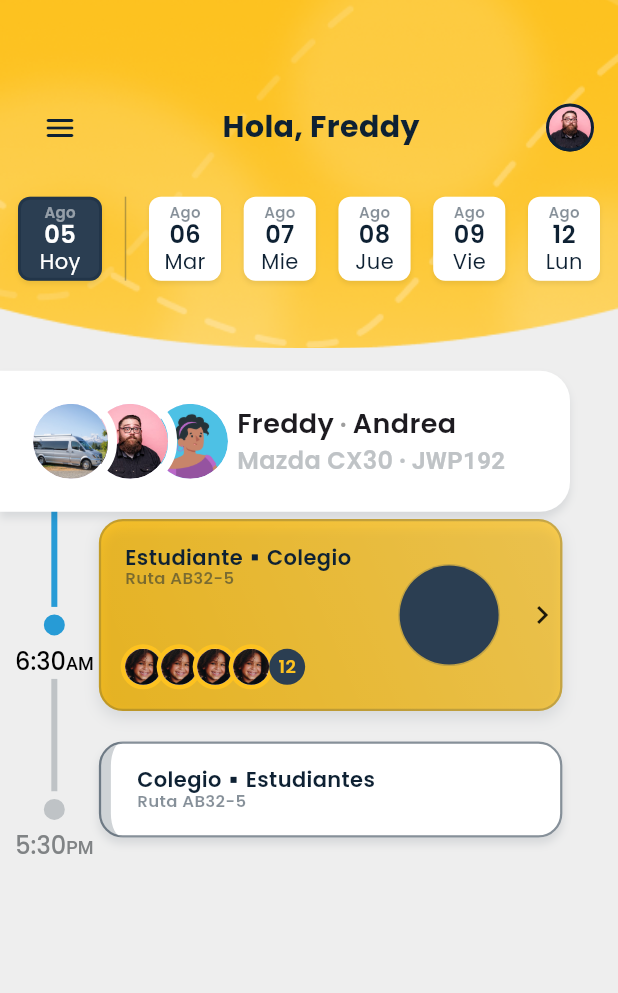
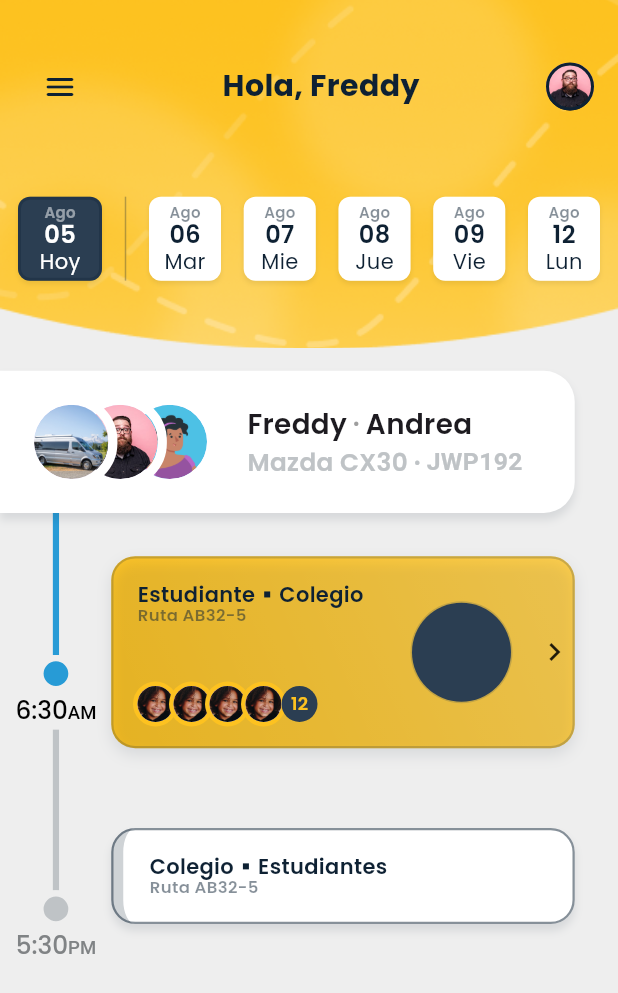
Before and after one commit to Francisco-V98/dashboard_busbanz_practice, a Flutter app: the PrincipalPage screen opened by its route, on a phone screen of 412 x 824 dp. Shown: the top 993 px of the screen. Run offline on Flutter 3.47's test engine with Material 3 defaults, Android fonts, the phone set to English and light mode, and no system bars; our stand-ins replace flutter_riverpod, go_router.

Commit message:
media query

```diff
--- a/lib/TImeLine/time_line.dart
+++ b/lib/TImeLine/time_line.dart
@@ -30,45 +30,44 @@ class TimeLineEvent extends StatelessWidget {
 
   @override
   Widget build(BuildContext context) {
-    final hour = time.substring(
-      0,
-      time.length - 2,
-    );
-    final period = time.substring(
-      time.length - 2,
-    );
+    final size = MediaQuery.of(context).size;
+    final double circleSize = size.width * 0.06;
+    final double lineWidth = size.width * 0.01;
+    final double paddingHorizontal = size.width * 0.025;
+    final double verticalLineHeight = size.height * 0.13;
+
+    final hour = time.substring(0, time.length - 2);
+    final period = time.substring(time.length - 2);
 
     return Padding(
-      padding: const EdgeInsets.symmetric(
-        horizontal: 10,
-      ),
+      padding: EdgeInsets.symmetric(horizontal: paddingHorizontal),
       child: Column(
         children: [
           if (isFirst)
             Column(
               children: [
                 Container(
-                  width: 4,
-                  height: 75,
+                  width: lineWidth,
+                  height: verticalLineHeight,
                   color: AppColors.infoLight,
                 ),
                 Container(
-                  width: 24,
-                  height: 24,
+                  width: circleSize,
+                  height: circleSize,
                   decoration: BoxDecoration(
                     color: AppColors.infoLight,
                     shape: BoxShape.circle,
                     border: Border.all(
                       color: AppColors.bgBotLight,
-                      width: 5,
+                      width: lineWidth,
                     ),
                   ),
                 ),
                 RichText(
                   text: TextSpan(
-                    style: const TextStyle(
+                    style: TextStyle(
                       fontFamily: "Poppins",
-                      fontSize: 16,
+                      fontSize: size.width * 0.04,
                       fontWeight: FontWeight.w500,
                       color: Colors.black,
                     ),
@@ -76,8 +75,8 @@ class TimeLineEvent extends StatelessWidget {
                       TextSpan(text: hour),
                       TextSpan(
                         text: period,
-                        style: const TextStyle(
-                          fontSize: 12,
+                        style: TextStyle(
+                          fontSize: size.width * 0.03,
                         ),
                       ),
                     ],
@@ -89,13 +88,13 @@ class TimeLineEvent extends StatelessWidget {
             Column(
               children: [
                 Container(
-                  width: 4,
-                  height: 88,
+                  width: lineWidth,
+                  height: verticalLineHeight * 1.2,
                   color: Colors.grey,
                 ),
                 Container(
-                  width: 24,
-                  height: 24,
+                  width: circleSize,
+                  height: circleSize,
                   decoration: const BoxDecoration(
                     color: Colors.blue,
                     shape: BoxShape.circle,
@@ -103,9 +102,9 @@ class TimeLineEvent extends StatelessWidget {
                 ),
                 RichText(
                   text: TextSpan(
-                    style: const TextStyle(
+                    style: TextStyle(
                       fontFamily: "Poppins",
-                      fontSize: 16,
+                      fontSize: size.width * 0.04,
                       fontWeight: FontWeight.w500,
                       color: Colors.black,
                     ),
@@ -113,8 +112,8 @@ class TimeLineEvent extends StatelessWidget {
                       TextSpan(text: hour),
                       TextSpan(
                         text: period,
-                        style: const TextStyle(
-                          fontSize: 12,
+                        style: TextStyle(
+                          fontSize: size.width * 0.03,
                         ),
                       ),
                     ],
@@ -126,38 +125,36 @@ class TimeLineEvent extends StatelessWidget {
             Column(
               children: [
                 Container(
-                  width: 4,
-                  height: 75,
+                  width: lineWidth,
+                  height: verticalLineHeight,
                   color: AppColors.greyLight,
                 ),
                 Container(
-                  width: 24,
-                  height: 24,
+                  width: circleSize,
+                  height: circleSize,
                   decoration: BoxDecoration(
                     color: AppColors.greyLight,
                     shape: BoxShape.circle,
                     border: Border.all(
                       color: AppColors.bgBotLight,
-                      width: 5,
+                      width: lineWidth,
                     ),
                   ),
                 ),
                 RichText(
                   text: TextSpan(
-                    style: const TextStyle(
+                    style: TextStyle(
                       fontFamily: "Poppins",
-                      fontSize: 16,
+                      fontSize: size.width * 0.04,
                       fontWeight: FontWeight.w500,
                       color: Color.fromARGB(255, 128, 131, 133),
                     ),
                     children: [
-                      TextSpan(
-                        text: hour,
-                      ),
+                      TextSpan(text: hour),
                       TextSpan(
                         text: period,
-                        style: const TextStyle(
-                          fontSize: 12,
+                        style: TextStyle(
+                          fontSize: size.width * 0.03,
                         ),
                       ),
                     ],
--- a/lib/TimeLine-Header/time_line_header.dart
+++ b/lib/TimeLine-Header/time_line_header.dart
@@ -6,65 +6,64 @@ class TimeLineHeader extends StatelessWidget {
 
   @override
   Widget build(BuildContext context) {
+    final size = MediaQuery.of(context).size;
+    final double avatarRadius = size.width * 0.06;
+    final double borderWidth = size.width * 0.015;
+    final double spacing = size.width * 0.08;
+
     return Container(
-      padding: const EdgeInsets.all(16.0),
+      padding: EdgeInsets.all(size.width * 0.04),
       decoration: BoxDecoration(
         color: Colors.white,
-        borderRadius: const BorderRadius.only(
-          topRight: Radius.circular(20),
-          bottomRight: Radius.circular(20),
+        borderRadius: BorderRadius.only(
+          topRight: Radius.circular(size.width * 0.05),
+          bottomRight: Radius.circular(size.width * 0.05),
         ),
         boxShadow: [
           BoxShadow(
-            color: AppColors.black.withOpacity(
-              0.1,
-            ),
+            color: AppColors.black.withOpacity(0.1),
             blurRadius: 4,
-            offset: const Offset(0, 4),
+            offset: Offset(0, size.height * 0.005),
           ),
         ],
       ),
       child: SizedBox(
-        width: 348,
+        width: size.width * 0.85,
         child: Row(
           children: [
             Stack(
               children: [
                 Container(
-                  margin: const EdgeInsets.only(left: 80.0),
+                  margin: EdgeInsets.only(left: spacing * 2),
                   decoration: BoxDecoration(
                     borderRadius: BorderRadius.circular(30.0),
                     border: Border.all(
                       color: Colors.white,
-                      width: 6.0, // Grosor del borde
+                      width: borderWidth,
                     ),
                   ),
-                  child: const ClipRRect(
+                  child: ClipRRect(
                     borderRadius: BorderRadius.only(
                       topRight: Radius.circular(30.0),
                       bottomRight: Radius.circular(30.0),
                     ),
                     child: CircleAvatar(
-                      backgroundImage: AssetImage(
-                        'assets/images/imagen_de_andrea.png',
-                      ),
-                      radius: 25.0,
+                      backgroundImage:
+                          AssetImage('assets/images/imagen_de_andrea.png'),
+                      radius: avatarRadius,
                     ),
                   ),
                 ),
-
                 Container(
-                  margin: const EdgeInsets.only(left: 40.0),
+                  margin: EdgeInsets.only(left: spacing),
                   decoration: BoxDecoration(
-                    borderRadius: BorderRadius.circular(
-                      30.0,
-                    ),
+                    borderRadius: BorderRadius.circular(30.0),
                     border: Border.all(
                       color: Colors.white,
-                      width: 6.0,
+                      width: borderWidth,
                     ),
                   ),
-                  child: const ClipRRect(
+                  child: ClipRRect(
                     borderRadius: BorderRadius.only(
                       topRight: Radius.circular(30.0),
                       bottomRight: Radius.circular(30.0),
@@ -72,7 +71,7 @@ class TimeLineHeader extends StatelessWidget {
                     child: CircleAvatar(
                       backgroundImage:
                           AssetImage('assets/images/imagen_de_conductor.png'),
-                      radius: 25.0,
+                      radius: avatarRadius,
                     ),
                   ),
                 ),
@@ -81,10 +80,10 @@ class TimeLineHeader extends StatelessWidget {
                     borderRadius: BorderRadius.circular(30.0),
                     border: Border.all(
                       color: Colors.white,
-                      width: 6.0,
+                      width: borderWidth,
                     ),
                   ),
-                  child: const ClipRRect(
+                  child: ClipRRect(
                     borderRadius: BorderRadius.only(
                       topLeft: Radius.circular(30.0),
                       bottomLeft: Radius.circular(30.0),
@@ -92,15 +91,14 @@ class TimeLineHeader extends StatelessWidget {
                     child: CircleAvatar(
                       backgroundImage:
                           AssetImage('assets/images/imagen_de_carro.png'),
-                      radius: 25.0,
+                      radius: avatarRadius,
                     ),
                   ),
                 ),
-                // Third CircleAvatar
               ],
             ),
-            // Text Information
-            const Column(
+            SizedBox(width: size.width * 0.05),
+            Column(
               mainAxisSize: MainAxisSize.min,
               crossAxisAlignment: CrossAxisAlignment.start,
               children: [
@@ -112,7 +110,7 @@ class TimeLineHeader extends StatelessWidget {
                       style: TextStyle(
                         fontFamily: "Poppins",
                         fontWeight: FontWeight.w600,
-                        fontSize: 18.0,
+                        fontSize: size.width * 0.045,
                       ),
                     ),
                     Text(
@@ -125,7 +123,7 @@ class TimeLineHeader extends StatelessWidget {
                       'Andrea',
                       style: TextStyle(
                         fontWeight: FontWeight.w600,
-                        fontSize: 18.0,
+                        fontSize: size.width * 0.045,
                         fontFamily: "Poppins",
                       ),
                     ),
@@ -138,8 +136,8 @@ class TimeLineHeader extends StatelessWidget {
                       style: TextStyle(
                         fontFamily: "Poppins",
                         color: AppColors.greyLight,
-                        fontSize: 16.0,
-                        fontWeight: FontWeight.w600
+                        fontSize: size.width * 0.04,
+                        fontWeight: FontWeight.w600,
                       ),
                     ),
                     Text(
@@ -153,7 +151,7 @@ class TimeLineHeader extends StatelessWidget {
                       style: TextStyle(
                         fontWeight: FontWeight.w600,
                         color: AppColors.greyLight,
-                        fontSize: 16.0,
+                        fontSize: size.width * 0.04,
                       ),
                     ),
                   ],
--- a/lib/screens/Principal_Page/principal_page.dart
+++ b/lib/screens/Principal_Page/principal_page.dart
@@ -33,8 +33,8 @@ class PrincipalPage extends StatelessWidget {
                   right: 0,
                   child: const CalendarContainerGroup(),
                 ),
-                const SizedBox(
-                  height: 170,
+                 SizedBox(
+                  height: size.height * 0.14,
                   child: Center(
                     child: AppBarBusbanz(
                       title: "Hola, Freddy",
@@ -47,8 +47,8 @@ class PrincipalPage extends StatelessWidget {
                   child: const TimeLine(),
                 ),
                 Positioned(
-                  top: size.height * 0.42,
-                  right: size.width * 0.09,
+                  top: size.height * 0.45,
+                  right: size.width * 0.07,
                   width: size.width * 0.75,
                   child: const CardActiveRoute(),
                 ),
@@ -58,8 +58,8 @@ class PrincipalPage extends StatelessWidget {
                 ),
                 Positioned(
                   width: size.width * 0.75,
-                  right: size.width * 0.09,
-                  top: size.height * 0.60,
+                  right: size.width * 0.07,
+                  top: size.height * 0.67,
                   child: const CardDefault(
                     textLeft: "Colegio",
                     textRight: "Estudiantes",
```
